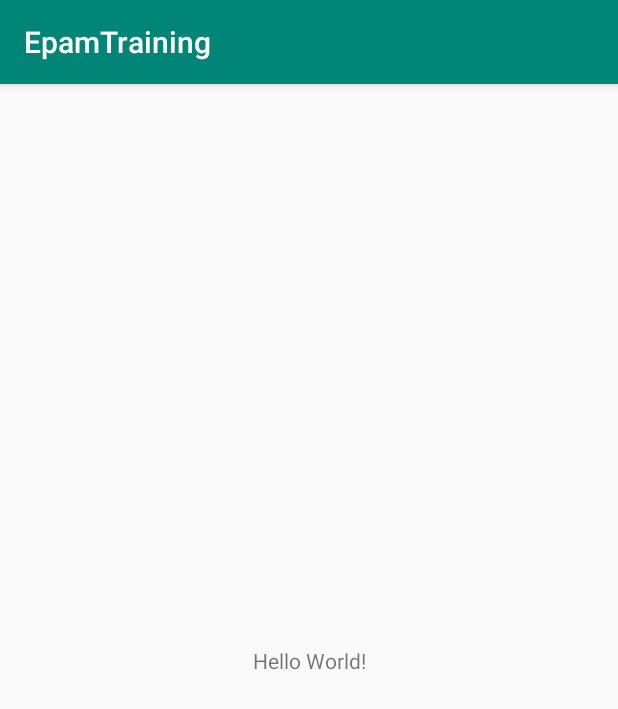
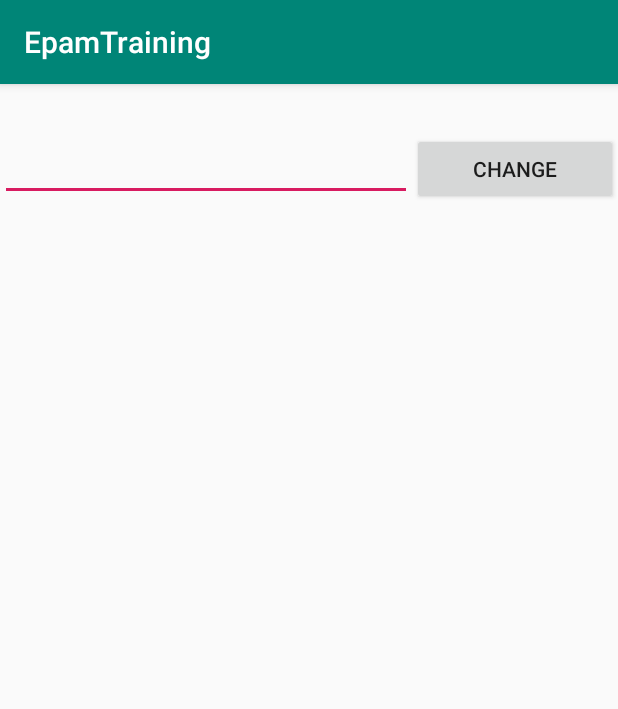
Before and after one commit to MaximSemashko/EpamTraining, an Android app: the screen it shows after launch (MainActivity), on a phone screen of 412 x 824 dp. Shown: the top 709 px of the screen. Run offline under Robolectric (Android 15) with nearby library versions, the phone set to English and light mode, and no system bars.

Commit message:
Writed simple Fragment with EditText,Button and TextView which restores its state

```diff
--- a/app/build.gradle
+++ b/app/build.gradle
@@ -22,6 +22,7 @@ dependencies {
     implementation fileTree(dir: 'libs', include: ['*.jar'])
     implementation 'com.android.support:appcompat-v7:28.0.0'
     implementation 'com.android.support.constraint:constraint-layout:1.1.3'
+    implementation 'com.android.support:support-v4:28.0.0'
     testImplementation 'junit:junit:4.12'
     androidTestImplementation 'com.android.support.test:runner:1.0.2'
     androidTestImplementation 'com.android.support.test.espresso:espresso-core:3.0.2'
--- /dev/null
+++ b/app/src/main/java/com/example/epamtraining/FirstFragment.java
@@ -0,0 +1,59 @@
+package com.example.epamtraining;
+import android.os.Bundle;
+import android.support.annotation.NonNull;
+import android.support.annotation.Nullable;
+import android.support.v4.app.Fragment;
+import android.view.LayoutInflater;
+import android.view.View;
+import android.view.ViewGroup;
+import android.widget.Button;
+import android.widget.EditText;
+import android.widget.TextView;
+
+public class FirstFragment extends Fragment {
+
+    private static final String VALUES_TEXT_VIEW_KEY = "valuesTextView";
+
+    private TextView valuesTextView;
+    private Button changeValueButton;
+    private EditText valueEditText;
+
+    @Override
+    public View onCreateView(LayoutInflater inflater, ViewGroup container,
+                             Bundle savedInstanceState) {
+        return inflater.inflate(R.layout.fragment_first, container, false);
+    }
+
+    @Override
+    public void onViewCreated(@NonNull View view, @Nullable Bundle savedInstanceState) {
+        super.onViewCreated(view, savedInstanceState);
+        valuesTextView = view.findViewById(R.id.values_text_view);
+        changeValueButton = view.findViewById(R.id.change_button);
+        valueEditText = view.findViewById(R.id.value_edit_text);
+
+        changeValueButton.setOnClickListener(new View.OnClickListener() {
+            @Override
+            public void onClick(View v) {
+                String value = String.valueOf(valueEditText.getText());
+                valuesTextView.setText(value);
+                valueEditText.setText(null);
+            }
+        });
+    }
+
+    @Override
+    public void onSaveInstanceState(@NonNull Bundle outState) {
+        super.onSaveInstanceState(outState);
+
+        outState.putString(VALUES_TEXT_VIEW_KEY, valuesTextView.getText().toString());
+    }
+
+    @Override
+    public void onViewStateRestored(@Nullable Bundle savedInstanceState) {
+        super.onViewStateRestored(savedInstanceState);
+
+        if(savedInstanceState != null){
+            valuesTextView.setText(savedInstanceState.getString(VALUES_TEXT_VIEW_KEY));
+        }
+    }
+}
--- a/app/src/main/java/com/example/epamtraining/MainActivity.java
+++ b/app/src/main/java/com/example/epamtraining/MainActivity.java
@@ -2,7 +2,6 @@ package com.example.epamtraining;
 
 import android.support.v7.app.AppCompatActivity;
 import android.os.Bundle;
-import android.widget.Toast;
 
 public class MainActivity extends AppCompatActivity {
 
@@ -11,7 +10,8 @@ public class MainActivity extends AppCompatActivity {
         super.onCreate(savedInstanceState);
         setContentView(R.layout.activity_main);
 
-        Toast.makeText(this, "Merged revisions", Toast.LENGTH_SHORT)
-                .show();
+       getSupportFragmentManager().beginTransaction()
+               .add(R.id.fragment_container, new FirstFragment())
+               .commit();
     }
 }
--- a/app/src/main/res/layout/activity_main.xml
+++ b/app/src/main/res/layout/activity_main.xml
@@ -1,18 +1,14 @@
 <?xml version="1.0" encoding="utf-8"?>
-<android.support.constraint.ConstraintLayout xmlns:android="http://schemas.android.com/apk/res/android"
-    xmlns:app="http://schemas.android.com/apk/res-auto"
+<FrameLayout xmlns:android="http://schemas.android.com/apk/res/android"
     xmlns:tools="http://schemas.android.com/tools"
     android:layout_width="match_parent"
     android:layout_height="match_parent"
     tools:context=".MainActivity">
 
-    <TextView
-        android:layout_width="wrap_content"
-        android:layout_height="wrap_content"
-        android:text="Hello World!"
-        app:layout_constraintBottom_toBottomOf="parent"
-        app:layout_constraintLeft_toLeftOf="parent"
-        app:layout_constraintRight_toRightOf="parent"
-        app:layout_constraintTop_toTopOf="parent" />
+    <FrameLayout
+        android:id="@+id/fragment_container"
+        android:layout_width="match_parent"
+        android:layout_height="match_parent">
+    </FrameLayout>
 
-</android.support.constraint.ConstraintLayout>
+</FrameLayout>
--- /dev/null
+++ b/app/src/main/res/layout/fragment_first.xml
@@ -0,0 +1,37 @@
+<?xml version="1.0" encoding="utf-8"?>
+<LinearLayout xmlns:android="http://schemas.android.com/apk/res/android"
+    xmlns:tools="http://schemas.android.com/tools"
+    android:layout_width="match_parent"
+    android:layout_height="match_parent"
+    android:orientation="vertical"
+    tools:context=".FirstFragment">
+
+        <TextView
+            android:id="@+id/values_text_view"
+            android:layout_width="match_parent"
+            android:layout_height="wrap_content"
+            tools:text = "Something"
+            android:textSize="24sp" />
+
+        <LinearLayout
+            android:layout_width="match_parent"
+            android:layout_height="wrap_content"
+            android:orientation="horizontal">
+
+            <EditText
+                android:id="@+id/value_edit_text"
+                android:layout_width="match_parent"
+                android:layout_height="wrap_content"
+                android:inputType="number"
+                android:layout_weight="1"/>
+
+            <Button
+                android:id="@+id/change_button"
+                android:layout_width="match_parent"
+                android:layout_height="wrap_content"
+                android:text="@string/change_text_button"
+                android:layout_weight="2"
+                />
+        </LinearLayout>
+
+</LinearLayout>
--- a/app/src/main/res/values/strings.xml
+++ b/app/src/main/res/values/strings.xml
@@ -1,3 +1,5 @@
 <resources>
     <string name="app_name">EpamTraining</string>
+    <string name="hello_blank_fragment">Hello blank fragment</string>
+    <string name="change_text_button">Change</string>
 </resources>
```
